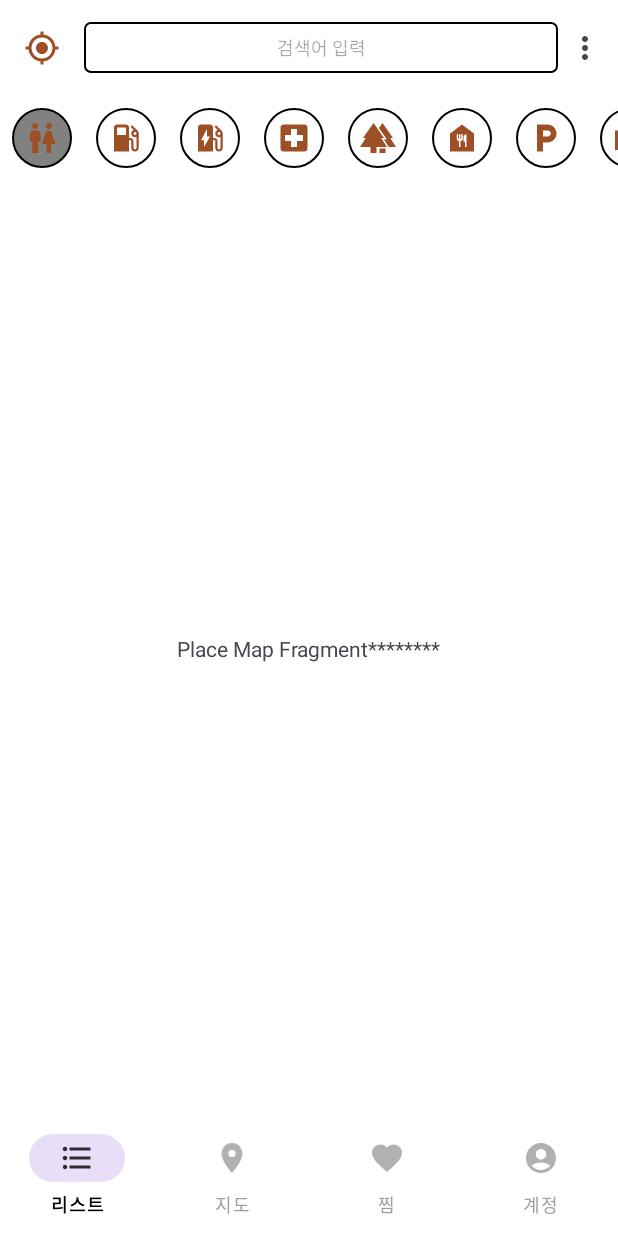
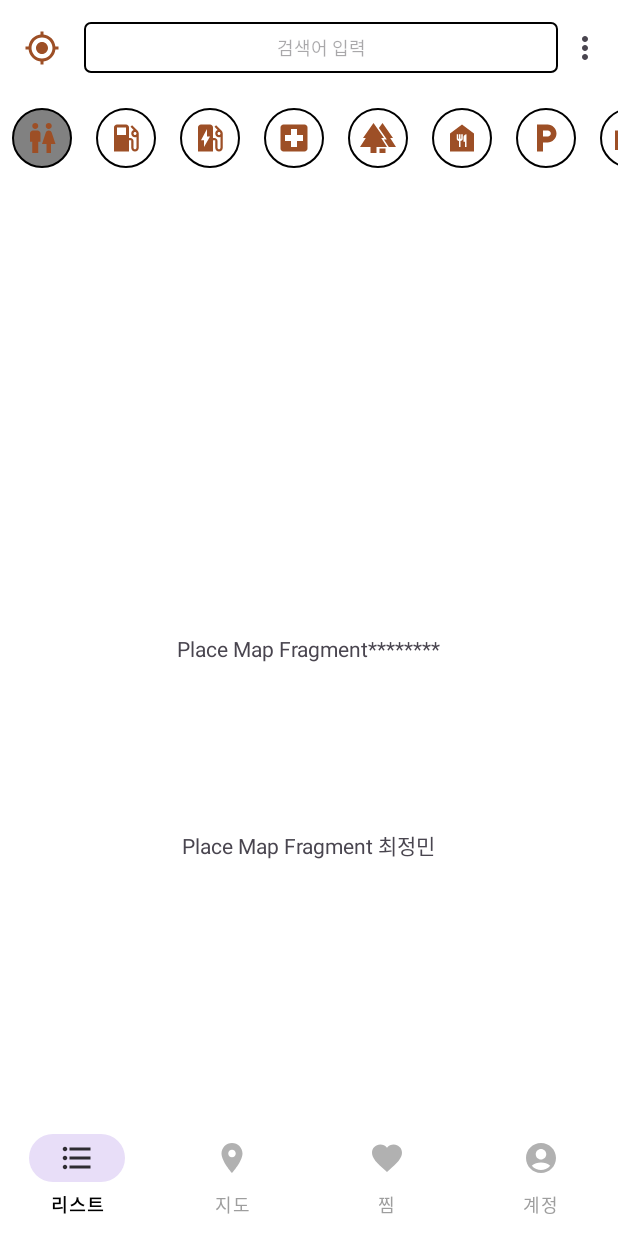
Before and after one commit to jjumjn/Project, an Android app: the fragment PlaceMapFragment placed in its activity, on a phone screen of 412 x 824 dp. Run offline under Robolectric (Android 15) with nearby library versions, the phone set to English and light mode, and no system bars.

Commit message:
맵 프레그 먼트 수정

```diff
--- a/TPKakaoLocalSearchApp/app/src/main/res/layout/fragment_place_map.xml
+++ b/TPKakaoLocalSearchApp/app/src/main/res/layout/fragment_place_map.xml
@@ -13,5 +13,14 @@
         app:layout_constraintLeft_toLeftOf="parent"
         app:layout_constraintRight_toRightOf="parent"/>
 
+    <TextView
+        android:layout_width="wrap_content"
+        android:layout_height="wrap_content"
+        android:text="Place Map Fragment 최정민"
+        android:layout_marginBottom="170dp"
+        app:layout_constraintBottom_toBottomOf="parent"
+        app:layout_constraintLeft_toLeftOf="parent"
+        app:layout_constraintRight_toRightOf="parent"/>
+
 
 </androidx.constraintlayout.widget.ConstraintLayout>
```
